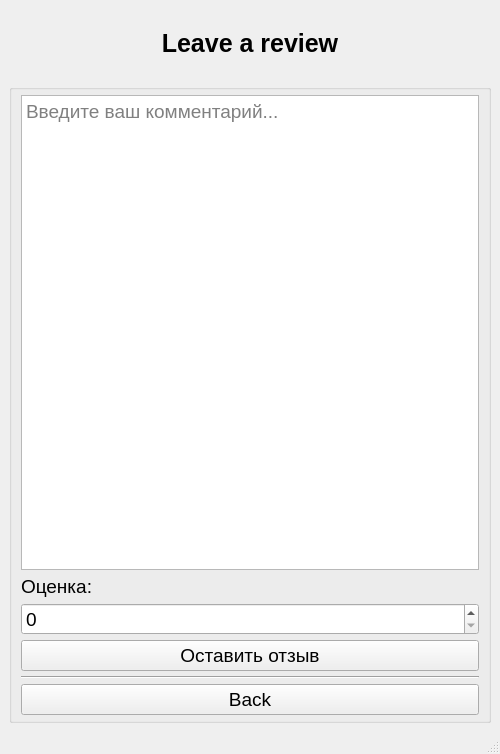
Qt form advanced/practice_7_GUI/resources/ui/leave_review.ui (novobranchenko-danil/124-19) before a commit.
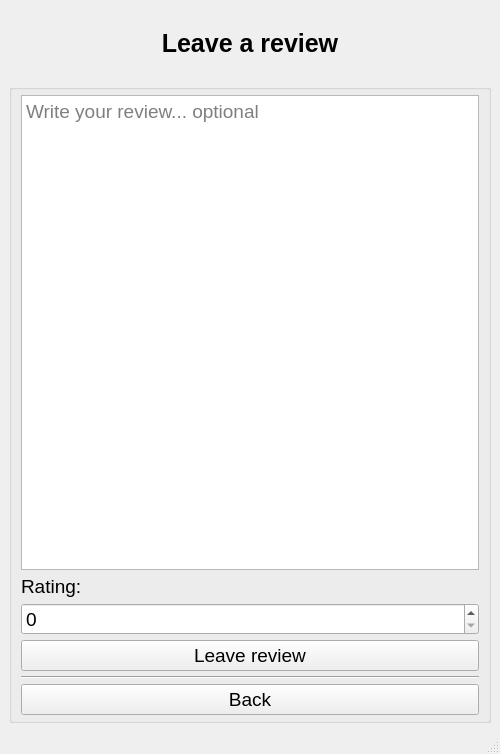
The same form after that commit.

The edit to the form file:
```diff
--- a/advanced/practice_7_GUI/resources/ui/leave_review.ui
+++ b/advanced/practice_7_GUI/resources/ui/leave_review.ui
@@ -111,14 +111,17 @@
 li.unchecked::marker { content: &quot;\2610&quot;; }
 li.checked::marker { content: &quot;\2612&quot;; }
 &lt;/style&gt;&lt;/head&gt;&lt;body style=&quot; font-family:'Segoe UI'; font-size:14pt; font-weight:400; font-style:normal;&quot;&gt;
-&lt;p style=&quot; margin-top:12px; margin-bottom:12px; margin-left:0px; margin-right:0px; -qt-block-indent:0; text-indent:0px;&quot;&gt;&lt;span style=&quot; color:#808080;&quot;&gt;Введите ваш комментарий...&lt;/span&gt; &lt;/p&gt;&lt;/body&gt;&lt;/html&gt;</string>
+&lt;p style=&quot;-qt-paragraph-type:empty; margin-top:12px; margin-bottom:12px; margin-left:0px; margin-right:0px; -qt-block-indent:0; text-indent:0px;&quot;&gt;&lt;br /&gt;&lt;/p&gt;&lt;/body&gt;&lt;/html&gt;</string>
+         </property>
+         <property name="placeholderText">
+          <string>Write your review... optional</string>
          </property>
         </widget>
        </item>
        <item>
         <widget class="QLabel" name="label_2">
          <property name="text">
-          <string>Оценка:</string>
+          <string>Rating:</string>
          </property>
         </widget>
        </item>
@@ -132,7 +135,7 @@
        <item>
         <widget class="QPushButton" name="leave_review_button">
          <property name="text">
-          <string>Оставить отзыв</string>
+          <string>Leave review</string>
          </property>
         </widget>
        </item>
```
